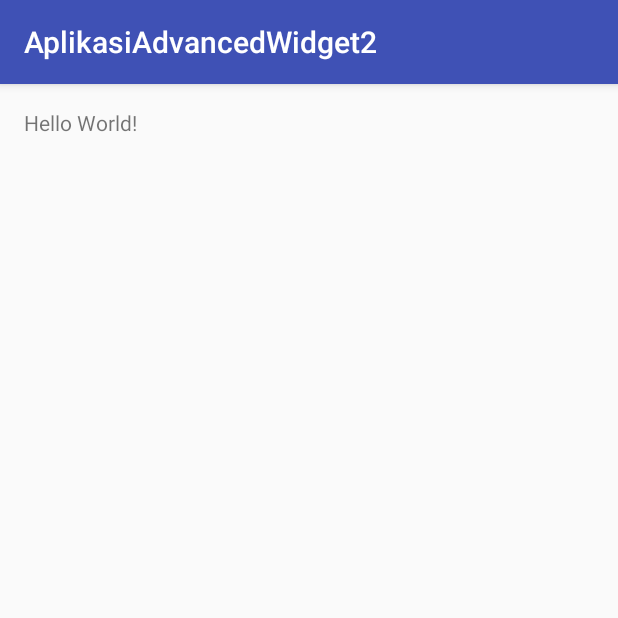
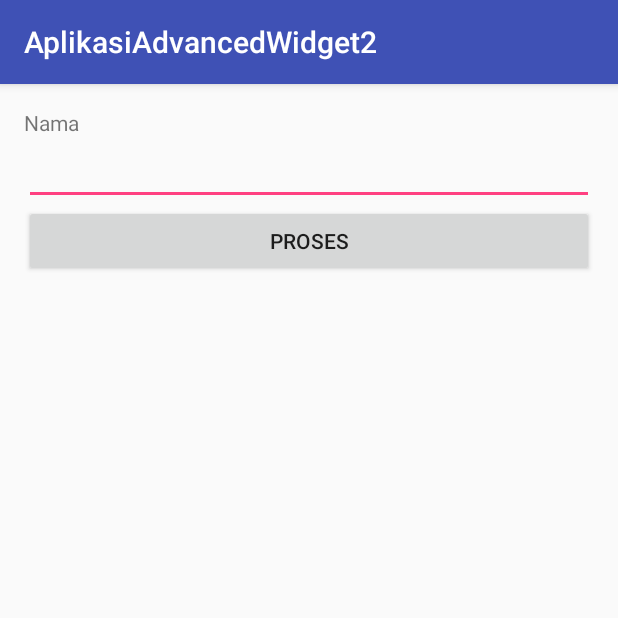
Before and after one commit to Nikeayu/AplikasiAdvancedWidget2, an Android app: the screen it shows after launch (MainActivity), on a phone screen of 412 x 824 dp, the top half of it. Run offline under Robolectric (Android 15) with nearby library versions, the phone set to English and light mode, and no system bars; our stand-ins replace ButterKnife.

```diff
--- a/app/build.gradle
+++ b/app/build.gradle
@@ -1,4 +1,5 @@
 apply plugin: 'com.android.application'
+apply plugin: 'android-apt'
 
 android {
     compileSdkVersion 25
@@ -25,5 +26,7 @@ dependencies {
         exclude group: 'com.android.support', module: 'support-annotations'
     })
     compile 'com.android.support:appcompat-v7:25.0.0'
+    compile 'com.jakewharton:butterknife:8.4.0'
+    apt 'com.jakewharton:butterknife-compiler:8.4.0'
     testCompile 'junit:junit:4.12'
 }
--- a/app/src/main/java/id/sch/smktelkom_mlg/learn/aplikasiadvancedwidget2/MainActivity.java
+++ b/app/src/main/java/id/sch/smktelkom_mlg/learn/aplikasiadvancedwidget2/MainActivity.java
@@ -2,12 +2,35 @@ package id.sch.smktelkom_mlg.learn.aplikasiadvancedwidget2;
 
 import android.os.Bundle;
 import android.support.v7.app.AppCompatActivity;
+import android.widget.EditText;
+import android.widget.TextView;
+
+import butterknife.BindColor;
+import butterknife.BindView;
+import butterknife.ButterKnife;
+import butterknife.OnClick;
 
 public class MainActivity extends AppCompatActivity {
+
+    @BindView(R.id.editTextNama)
+    EditText etNama;
+    @BindView(R.id.textViewHasil)
+    TextView tvHasil;
+    @BindColor(R.color.colorAccent)
+    int colorAccent;
 
     @Override
     protected void onCreate(Bundle savedInstanceState) {
         super.onCreate(savedInstanceState);
         setContentView(R.layout.activity_main);
+
+        ButterKnife.bind(this);
+
+        tvHasil.setTextColor(colorAccent);
+    }
+
+    @OnClick(R.id.buttonProses)
+    public void doProcess() {
+        tvHasil.setText("Nama Anda: " + etNama.getText());
     }
 }
--- a/app/src/main/res/layout/activity_main.xml
+++ b/app/src/main/res/layout/activity_main.xml
@@ -1,12 +1,11 @@
 <?xml version="1.0" encoding="utf-8"?>
 <LinearLayout xmlns:android="http://schemas.android.com/apk/res/android"
     xmlns:tools="http://schemas.android.com/tools"
-    android:id="@+id/activity_main"
     android:layout_width="match_parent"
     android:layout_height="match_parent"
     android:orientation="vertical"
     android:paddingBottom="@dimen/activity_vertical_margin"
-    android:paddingLeft="@dimen/activity_horizontal_margin"
+    android:paddingLeft="16dp"
     android:paddingRight="@dimen/activity_horizontal_margin"
     android:paddingTop="@dimen/activity_vertical_margin"
     tools:context="id.sch.smktelkom_mlg.learn.aplikasiadvancedwidget2.MainActivity">
@@ -14,5 +13,23 @@
     <TextView
         android:layout_width="wrap_content"
         android:layout_height="wrap_content"
-        android:text="Hello World!" />
+        android:text="Nama" />
+
+    <EditText
+        android:id="@+id/editTextNama"
+        android:layout_width="match_parent"
+        android:layout_height="wrap_content" />
+
+    <Button
+        android:id="@+id/buttonProses"
+        android:layout_width="match_parent"
+        android:layout_height="wrap_content"
+        android:text="Proses" />
+
+    <TextView
+        android:id="@+id/textViewHasil"
+        android:layout_width="wrap_content"
+        android:layout_height="wrap_content"
+        tools:text="Hasil" />
+
 </LinearLayout>
--- a/build.gradle
+++ b/build.gradle
@@ -6,6 +6,7 @@ buildscript {
     }
     dependencies {
         classpath 'com.android.tools.build:gradle:2.2.2'
+        classpath 'com.neenbedankt.gradle.plugins:android-apt:1.8'
 
         // NOTE: Do not place your application dependencies here; they belong
         // in the individual module build.gradle files
```
